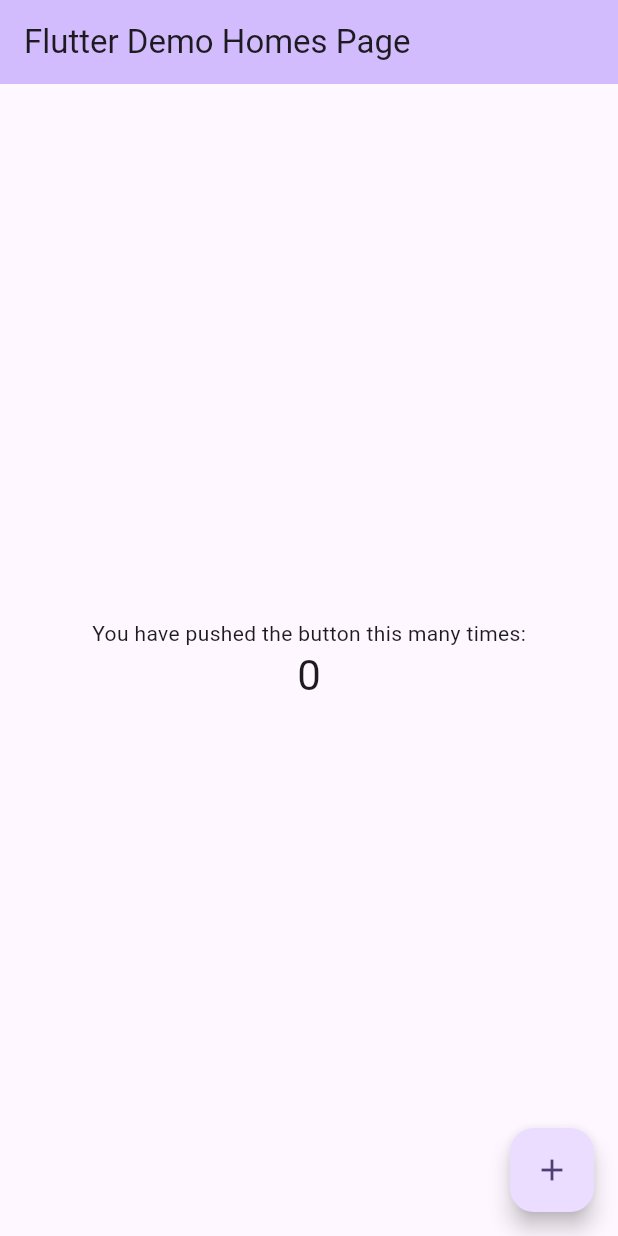
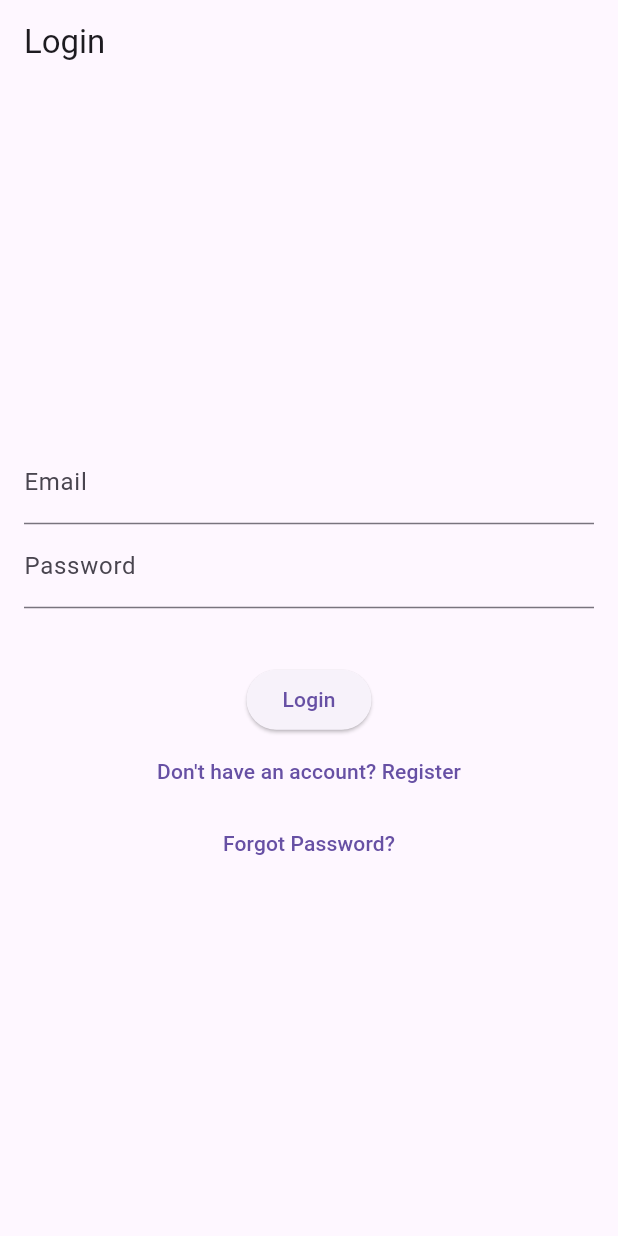
Before and after one commit to Israel-Shingenge/Hockey-Association, a Flutter app: the screen it shows after launch, on a phone screen of 412 x 824 dp. Run offline on Flutter 3.47's test engine with Material 3 defaults, Android fonts, the phone set to English and light mode, and no system bars; our stand-ins replace firebase_auth, firebase_core; accounts and stored records are empty.

Commit message:
Added authentication and necessary folders

```diff
--- /dev/null
+++ b/lib/authentication/auth.dart
@@ -0,0 +1,48 @@
+import 'package:firebase_auth/firebase_auth.dart';
+
+class Auth {
+  final FirebaseAuth _firebaseAuth = FirebaseAuth.instance;
+
+  User? get currentUser => _firebaseAuth.currentUser;
+
+  Stream<User?> get authStateChanges => _firebaseAuth.authStateChanges();
+
+  // Sign in with email and password
+  Future<void> signInWithEmailAndPassword({
+    required String email,
+    required String password,
+  }) async {
+    await _firebaseAuth.signInWithEmailAndPassword(
+      email: email,
+      password: password,
+    );
+  }
+
+  // Create user and update display name
+  Future<UserCredential> createUserWithEmailAndPassword({
+    required String email,
+    required String password,
+    required String fullName,
+
+  }) async {
+    final userCredential = await _firebaseAuth.createUserWithEmailAndPassword(
+      email: email,
+      password: password,
+    );
+
+    // Update the display name with full name
+    await userCredential.user?.updateDisplayName(fullName);
+
+    return userCredential;
+  }
+
+  // Send password reset email
+  Future<void> sendPasswordResetEmail(String email) async {
+    await _firebaseAuth.sendPasswordResetEmail(email: email);
+  }
+
+  // Sign out the current user
+  Future<void> signOut() async {
+    await _firebaseAuth.signOut();
+  }
+}
--- /dev/null
+++ b/lib/authentication/login_register.dart
@@ -0,0 +1,111 @@
+import 'dart:async';
+import 'package:flutter/material.dart';
+import 'package:firebase_auth/firebase_auth.dart';
+import 'package:hockey_union/authentication/forgot_password.dart';
+import 'auth.dart';
+
+class LoginPage extends StatefulWidget {
+  const LoginPage({super.key});
+  @override
+  State<LoginPage> createState() => _LoginPageState();
+}
+
+class _LoginPageState extends State<LoginPage> {
+  // Controllers for text fields
+  final _firstNameController = TextEditingController();
+  final _lastNameController = TextEditingController();
+  final _controllerEmail = TextEditingController();
+  final _controllerPassword = TextEditingController();
+  String? errorMessage = '';
+  bool isLogin = true;
+
+  // Function to register a user
+  Future<void> createUserWithEmailAndPassword() async {
+    try {
+      final userCred = await Auth().createUserWithEmailAndPassword(
+        fullName: _firstNameController.text,
+        email: _controllerEmail.text,
+        password: _controllerPassword.text,
+      );
+
+      // Set display name after registration
+      String fullName = '${_firstNameController.text} ${_lastNameController.text}';
+      await userCred.user?.updateDisplayName(fullName);
+
+    } on FirebaseAuthException catch (e) {
+      setState(() => errorMessage = e.message);
+    }
+  }
+
+  // Function to sign in a user
+  Future<void> signInWithEmailAndPassword() async {
+    try {
+      await Auth().signInWithEmailAndPassword(
+        email: _controllerEmail.text,
+        password: _controllerPassword.text,
+      );
+    } on FirebaseAuthException catch (e) {
+      setState(() => errorMessage = e.message);
+    }
+  }
+
+  // Widgets for the entry fields
+  Widget _entryField(String label, TextEditingController c) {
+    return TextField(
+      controller: c,
+      decoration: InputDecoration(labelText: label),
+    );
+  }
+
+  // Widget for displaying error messages
+  Widget _errorMessage() {
+    return Text(
+      errorMessage == null || errorMessage == '' ? '' : errorMessage!,
+      style: const TextStyle(color: Colors.red),
+    );
+  }
+
+  @override
+  Widget build(BuildContext context) {
+    return Scaffold(
+      appBar: AppBar(title: Text(isLogin ? 'Login' : 'Register')),
+      body: Padding(
+        padding: const EdgeInsets.all(16),
+        child: Column(
+          mainAxisAlignment: MainAxisAlignment.center,
+          children: [
+            if (!isLogin) ...[
+              _entryField('First Name', _firstNameController),
+              _entryField('Last Name', _lastNameController),
+            ],
+            _entryField('Email', _controllerEmail),
+            _entryField('Password', _controllerPassword),
+            const SizedBox(height: 8),
+            _errorMessage(),
+            const SizedBox(height: 8),
+            ElevatedButton(
+              onPressed: isLogin
+                  ? signInWithEmailAndPassword
+                  : createUserWithEmailAndPassword,
+              child: Text(isLogin ? 'Login' : 'Register'),
+            ),
+            TextButton(
+              onPressed: () => setState(() => isLogin = !isLogin),
+              child: Text(isLogin
+                  ? 'Don\'t have an account? Register'
+                  : 'Already have an account? Login'),
+            ),
+            if (isLogin)
+              TextButton(
+                onPressed: () => Navigator.push(
+                  context,
+                  MaterialPageRoute(builder: (_) => const ForgotPasswordPage()),
+                ),
+                child: const Text('Forgot Password?'),
+              ),
+          ],
+        ),
+      ),
+    );
+  }
+}
--- a/lib/main.dart
+++ b/lib/main.dart
@@ -1,122 +1,24 @@
+import 'package:hockey_union/widget_tree.dart';
+import 'package:firebase_core/firebase_core.dart';
 import 'package:flutter/material.dart';
 
-void main() {
+Future<void> main () async{
+  WidgetsFlutterBinding.ensureInitialized();
+  await Firebase.initializeApp();
   runApp(const MyApp());
 }
 
 class MyApp extends StatelessWidget {
-  const MyApp({super.key});
+  const MyApp ({super.key});
 
-  // This widget is the root of your application.
   @override
   Widget build(BuildContext context) {
     return MaterialApp(
-      title: 'Flutter Demo',
+      debugShowCheckedModeBanner: false,
       theme: ThemeData(
-        // This is the theme of your application.
-        //
-        // TRY THIS: Try running your application with "flutter run". You'll see
-        // the application has a purple toolbar. Then, without quitting the app,
-        // try changing the seedColor in the colorScheme below to Colors.green
-        // and then invoke "hot reload" (save your changes or press the "hot
-        // reload" button in a Flutter-supported IDE, or press "r" if you used
-        // the command line to start the app).
-        //
-        // Notice that the counter didn't reset back to zero; the application
-        // state is not lost during the reload. To reset the state, use hot
-        // restart instead.
-        //
-        // This works for code too, not just values: Most code changes can be
-        // tested with just a hot reload.
-        colorScheme: ColorScheme.fromSeed(seedColor: Colors.deepPurple),
+        primarySwatch: Colors.deepOrange
       ),
-      home: const MyHomePage(title: 'Flutter Demo Homes Page'),
+      home: const WidgetTree(),
     );
   }
 }
-
-class MyHomePage extends StatefulWidget {
-  const MyHomePage({super.key, required this.title});
-
-  // This widget is the home page of your application. It is stateful, meaning
-  // that it has a State object (defined below) that contains fields that affect
-  // how it looks.
-
-  // This class is the configuration for the state. It holds the values (in this
-  // case the title) provided by the parent (in this case the App widget) and
-  // used by the build method of the State. Fields in a Widget subclass are
-  // always marked "final".
-
-  final String title;
-
-  @override
-  State<MyHomePage> createState() => _MyHomePageState();
-}
-
-class _MyHomePageState extends State<MyHomePage> {
-  int _counter = 0;
-
-  void _incrementCounter() {
-    setState(() {
-      // This call to setState tells the Flutter framework that something has
-      // changed in this State, which causes it to rerun the build method below
-      // so that the display can reflect the updated values. If we changed
-      // _counter without calling setState(), then the build method would not be
-      // called again, and so nothing would appear to happen.
-      _counter++;
-    });
-  }
-
-  @override
-  Widget build(BuildContext context) {
-    // This method is rerun every time setState is called, for instance as done
-    // by the _incrementCounter method above.
-    //
-    // The Flutter framework has been optimized to make rerunning build methods
-    // fast, so that you can just rebuild anything that needs updating rather
-    // than having to individually change instances of widgets.
-    return Scaffold(
-      appBar: AppBar(
-        // TRY THIS: Try changing the color here to a specific color (to
-        // Colors.amber, perhaps?) and trigger a hot reload to see the AppBar
-        // change color while the other colors stay the same.
-        backgroundColor: Theme.of(context).colorScheme.inversePrimary,
-        // Here we take the value from the MyHomePage object that was created by
-        // the App.build method, and use it to set our appbar title.
-        title: Text(widget.title),
-      ),
-      body: Center(
-        // Center is a layout widget. It takes a single child and positions it
-        // in the middle of the parent.
-        child: Column(
-          // Column is also a layout widget. It takes a list of children and
-          // arranges them vertically. By default, it sizes itself to fit its
-          // children horizontally, and tries to be as tall as its parent.
-          //
-          // Column has various properties to control how it sizes itself and
-          // how it positions its children. Here we use mainAxisAlignment to
-          // center the children vertically; the main axis here is the vertical
-          // axis because Columns are vertical (the cross axis would be
-          // horizontal).
-          //
-          // TRY THIS: Invoke "debug painting" (choose the "Toggle Debug Paint"
-          // action in the IDE, or press "p" in the console), to see the
-          // wireframe for each widget.
-          mainAxisAlignment: MainAxisAlignment.center,
-          children: <Widget>[
-            const Text('You have pushed the button this many times:'),
-            Text(
-              '$_counter',
-              style: Theme.of(context).textTheme.headlineMedium,
-            ),
-          ],
-        ),
-      ),
-      floatingActionButton: FloatingActionButton(
-        onPressed: _incrementCounter,
-        tooltip: 'Increment',
-        child: const Icon(Icons.add),
-      ), // This trailing comma makes auto-formatting nicer for build methods.
-    );
-  }
-}
--- /dev/null
+++ b/lib/widget_tree.dart
@@ -0,0 +1,30 @@
+import 'package:firebase_auth/firebase_auth.dart';
+import 'package:hockey_union/authentication/auth.dart';
+import 'package:hockey_union/authentication/home_page.dart';
+import 'package:hockey_union/authentication/login_register.dart';
+import 'package:flutter/material.dart';
+
+class WidgetTree extends StatefulWidget {
+  const WidgetTree({super.key});
+
+  @override
+  State<WidgetTree> createState() => _WidgetTreeState();
+}
+
+class _WidgetTreeState extends State<WidgetTree> {
+  @override
+  Widget build(BuildContext context) {
+    return StreamBuilder<User?>(
+      stream: Auth().authStateChanges,
+      builder: (context, snapshot) {
+        if (snapshot.connectionState == ConnectionState.waiting) {
+          return const Center(child: CircularProgressIndicator());
+        } else if (snapshot.hasData) {
+          return  HomePage();
+        } else {
+          return const LoginPage();
+        }
+      },
+    );
+  }
+}
--- a/pubspec.yaml
+++ b/pubspec.yaml
@@ -34,6 +34,8 @@
   # The following adds the Cupertino Icons font to your application.
   # Use with the CupertinoIcons class for iOS style icons.
   cupertino_icons: ^1.0.8
+  firebase_core: ^3.13.0
+  firebase_auth: ^5.5.3
 
 dev_dependencies:
   flutter_test:
```
Also changed, not shown: lib/authentication/forgot_password.dart (added, +58 -0 lines), lib/authentication/home_page.dart (added, +51 -0 lines), pubspec.lock, 5 other files.
